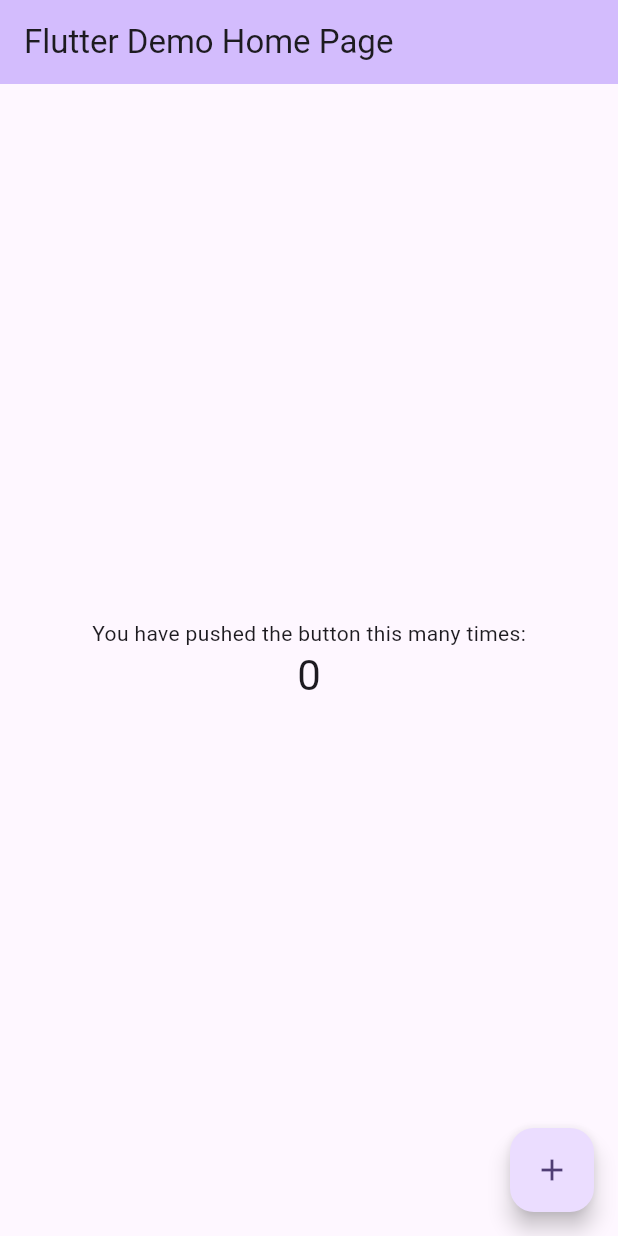
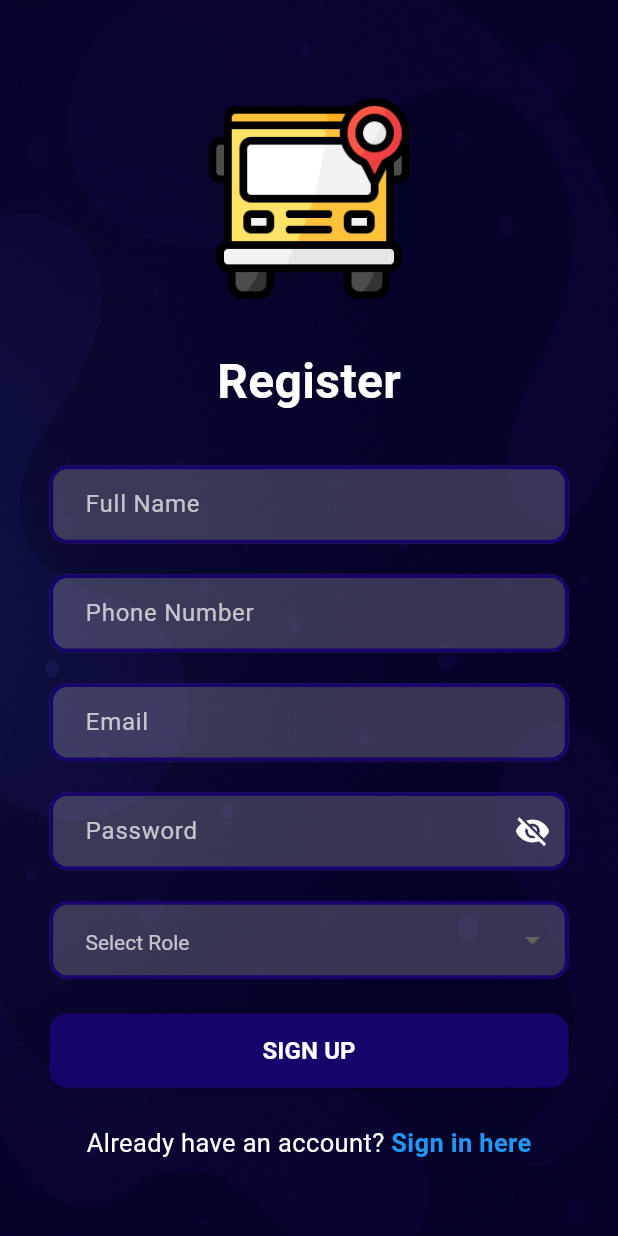
Before and after one commit to Bharat940/Bus-Tracking-System, a Flutter app: the screen it shows after launch, on a phone screen of 412 x 824 dp. Run offline on Flutter 3.47's test engine with Material 3 defaults, Android fonts, the light colour scheme and no system bars.

Commit message:
sign up/sign in app interface created

```diff
--- a/mobile_app/lib/main.dart
+++ b/mobile_app/lib/main.dart
@@ -1,4 +1,5 @@
 import 'package:flutter/material.dart';
+import 'package:mobile_app/signup_page.dart';
 
 void main() {
   runApp(const MyApp());
@@ -7,116 +8,17 @@ void main() {
 class MyApp extends StatelessWidget {
   const MyApp({super.key});
 
-  // This widget is the root of your application.
   @override
   Widget build(BuildContext context) {
     return MaterialApp(
-      title: 'Flutter Demo',
-      theme: ThemeData(
-        // This is the theme of your application.
-        //
-        // TRY THIS: Try running your application with "flutter run". You'll see
-        // the application has a purple toolbar. Then, without quitting the app,
-        // try changing the seedColor in the colorScheme below to Colors.green
-        // and then invoke "hot reload" (save your changes or press the "hot
-        // reload" button in a Flutter-supported IDE, or press "r" if you used
-        // the command line to start the app).
-        //
-        // Notice that the counter didn't reset back to zero; the application
-        // state is not lost during the reload. To reset the state, use hot
-        // restart instead.
-        //
-        // This works for code too, not just values: Most code changes can be
-        // tested with just a hot reload.
-        colorScheme: ColorScheme.fromSeed(seedColor: Colors.deepPurple),
+      debugShowCheckedModeBanner: false,
+     theme: ThemeData(
+        brightness: Brightness.light,
+        primaryColor: Color(0xFF17046B),
       ),
-      home: const MyHomePage(title: 'Flutter Demo Home Page'),
+
+
+     home: Signup(),
     );
   }
 }
-
-class MyHomePage extends StatefulWidget {
-  const MyHomePage({super.key, required this.title});
-
-  // This widget is the home page of your application. It is stateful, meaning
-  // that it has a State object (defined below) that contains fields that affect
-  // how it looks.
-
-  // This class is the configuration for the state. It holds the values (in this
-  // case the title) provided by the parent (in this case the App widget) and
-  // used by the build method of the State. Fields in a Widget subclass are
-  // always marked "final".
-
-  final String title;
-
-  @override
-  State<MyHomePage> createState() => _MyHomePageState();
-}
-
-class _MyHomePageState extends State<MyHomePage> {
-  int _counter = 0;
-
-  void _incrementCounter() {
-    setState(() {
-      // This call to setState tells the Flutter framework that something has
-      // changed in this State, which causes it to rerun the build method below
-      // so that the display can reflect the updated values. If we changed
-      // _counter without calling setState(), then the build method would not be
-      // called again, and so nothing would appear to happen.
-      _counter++;
-    });
-  }
-
-  @override
-  Widget build(BuildContext context) {
-    // This method is rerun every time setState is called, for instance as done
-    // by the _incrementCounter method above.
-    //
-    // The Flutter framework has been optimized to make rerunning build methods
-    // fast, so that you can just rebuild anything that needs updating rather
-    // than having to individually change instances of widgets.
-    return Scaffold(
-      appBar: AppBar(
-        // TRY THIS: Try changing the color here to a specific color (to
-        // Colors.amber, perhaps?) and trigger a hot reload to see the AppBar
-        // change color while the other colors stay the same.
-        backgroundColor: Theme.of(context).colorScheme.inversePrimary,
-        // Here we take the value from the MyHomePage object that was created by
-        // the App.build method, and use it to set our appbar title.
-        title: Text(widget.title),
-      ),
-      body: Center(
-        // Center is a layout widget. It takes a single child and positions it
-        // in the middle of the parent.
-        child: Column(
-          // Column is also a layout widget. It takes a list of children and
-          // arranges them vertically. By default, it sizes itself to fit its
-          // children horizontally, and tries to be as tall as its parent.
-          //
-          // Column has various properties to control how it sizes itself and
-          // how it positions its children. Here we use mainAxisAlignment to
-          // center the children vertically; the main axis here is the vertical
-          // axis because Columns are vertical (the cross axis would be
-          // horizontal).
-          //
-          // TRY THIS: Invoke "debug painting" (choose the "Toggle Debug Paint"
-          // action in the IDE, or press "p" in the console), to see the
-          // wireframe for each widget.
-          mainAxisAlignment: MainAxisAlignment.center,
-          children: <Widget>[
-            const Text('You have pushed the button this many times:'),
-            Text(
-              '$_counter',
-              style: Theme.of(context).textTheme.headlineMedium,
-            ),
-          ],
-        ),
-      ),
-      floatingActionButton: FloatingActionButton(
-        onPressed: _incrementCounter,
-        tooltip: 'Increment',
-        child: const Icon(Icons.add),
-      ), // This trailing comma makes auto-formatting nicer for build methods.
-    );
-  }
-}
--- /dev/null
+++ b/mobile_app/lib/signup_page.dart
@@ -0,0 +1,287 @@
+import 'package:flutter/material.dart';
+import 'package:mobile_app/signin_page.dart';
+
+class Signup extends StatefulWidget {
+  const Signup({super.key});
+
+  @override
+  State<Signup> createState() => _SignupState();
+}
+
+class _SignupState extends State<Signup> {
+  final _formKey = GlobalKey<FormState>();
+
+  // Controllers
+  final TextEditingController nameController = TextEditingController();
+  final TextEditingController phoneController = TextEditingController();
+  final TextEditingController emailController = TextEditingController();
+  final TextEditingController passwordController = TextEditingController();
+
+  String? selectedRole;
+  bool _obscurePassword = true;
+
+  @override
+  Widget build(BuildContext context) {
+    final screenWidth = MediaQuery.of(context).size.width;
+    final screenHeight = MediaQuery.of(context).size.height;
+
+    return Scaffold(
+      body: Stack(
+        children: [
+
+          SizedBox.expand(
+            child: Image.asset(
+              "assets/bg_bus.png",
+              fit: BoxFit.fill,
+            ),
+          ),
+
+
+          Container(
+            color: Colors.black.withOpacity(0.3),
+          ),
+
+
+          Center(
+            child: SingleChildScrollView(
+              padding: EdgeInsets.symmetric(
+                horizontal: screenWidth * 0.08,
+                vertical: screenHeight * 0.02,
+              ),
+              child: Form(
+                key: _formKey,
+                child: Column(
+                  crossAxisAlignment: CrossAxisAlignment.center,
+                  children: [
+                    Image.asset(
+                      "assets/bus_logo.png",
+                      width: screenWidth * 0.40,
+                      height: screenWidth * 0.40,
+                      fit: BoxFit.contain,
+                    ),
+                    SizedBox(height: screenHeight * 0.02),
+
+                    const Text(
+                      "Register",
+                      style: TextStyle(
+                        fontSize: 32,
+                        fontWeight: FontWeight.bold,
+                        color: Colors.white,
+                      ),
+                    ),
+                    SizedBox(height: screenHeight * 0.04),
+
+                    // Name Field
+                    TextFormField(
+                      controller: nameController,
+                      style: const TextStyle(color: Colors.white),
+                      decoration: _inputDecoration(context, "Full Name"),
+                      validator: (value) =>
+                          value == null || value.isEmpty
+                              ? "Enter your name"
+                              : null,
+                    ),
+                    SizedBox(height: screenHeight * 0.025),
+
+                    // Phone Number Field
+                    TextFormField(
+                      controller: phoneController,
+                      style: const TextStyle(color: Colors.white),
+                      keyboardType: TextInputType.phone,
+                      decoration: _inputDecoration(context, "Phone Number"),
+                      validator: (value) {
+                        if (value == null || value.isEmpty) {
+                          return "Enter your phone number";
+                        } else if (value.length < 10) {
+                          return "Phone number must be at least 10 digits";
+                        }
+                        return null;
+                      },
+                    ),
+                    SizedBox(height: screenHeight * 0.025),
+
+                    // Email Field
+                    TextFormField(
+                      controller: emailController,
+                      style: const TextStyle(color: Colors.white),
+                      decoration: _inputDecoration(context, "Email"),
+                      validator: (value) {
+                        if (value == null || value.isEmpty) {
+                          return "Enter your email";
+                        } else if (!RegExp(r'^[\w\.-]+@[\w\.-]+\.\w+$')
+                            .hasMatch(value)) {
+                          return "Enter a valid email";
+                        }
+                        return null;
+                      },
+                    ),
+                    SizedBox(height: screenHeight * 0.025),
+
+                    // Password Field
+                    TextFormField(
+                      controller: passwordController,
+                      style: const TextStyle(color: Colors.white),
+                      obscureText: _obscurePassword,
+                      decoration: _inputDecoration(
+                        context,
+                        "Password",
+                        suffix: IconButton(
+                          icon: Icon(
+                            _obscurePassword
+                                ? Icons.visibility_off
+                                : Icons.visibility,
+                            color: Colors.white,
+                          ),
+                          onPressed: () {
+                            setState(() {
+                              _obscurePassword = !_obscurePassword;
+                            });
+                          },
+                        ),
+                      ),
+                      validator: (value) {
+                        if (value == null || value.isEmpty) {
+                          return "Enter your password";
+                        } else if (value.length < 7) {
+                          return "Password must be at least 7 characters";
+                        }
+                        return null;
+                      },
+                    ),
+                    SizedBox(height: screenHeight * 0.025),
+
+                    // Role Dropdown
+                    DropdownButtonFormField<String>(
+                      decoration: _inputDecoration(context, "Select Role"),
+                      hint: const Text(
+                        "Select Role",
+                        style: TextStyle(color: Colors.white70),
+                      ),
+                      dropdownColor: Colors.black,
+                      value: selectedRole,
+                      items: const [
+                        DropdownMenuItem(
+                          value: "Driver",
+                          child: Text(
+                            "Driver",
+                            style: TextStyle(color: Colors.white),
+                          ),
+                        ),
+                        DropdownMenuItem(
+                          value: "Commuter",
+                          child: Text(
+                            "Commuter",
+                            style: TextStyle(color: Colors.white),
+                          ),
+                        ),
+                      ],
+                      onChanged: (value) {
+                        setState(() {
+                          selectedRole = value;
+                        });
+                      },
+                      style: const TextStyle(color: Colors.white),
+                    ),
+                    SizedBox(height: screenHeight * 0.028),
+
+                    // Sign Up Button
+                    SizedBox(
+                      width: double.infinity,
+                      height: screenHeight * 0.06,
+                      child: ElevatedButton(
+                        style: ElevatedButton.styleFrom(
+                          backgroundColor: Theme.of(context).primaryColor,
+                          shape: RoundedRectangleBorder(
+                            borderRadius: BorderRadius.circular(12),
+                          ),
+                        ),
+                        onPressed: () {
+                          if (_formKey.currentState!.validate()) {
+                            debugPrint(
+                                "✅ Name: ${nameController.text}, Phone: ${phoneController.text}, Email: ${emailController.text}, Password: ${passwordController.text}, Role: $selectedRole");
+                            ScaffoldMessenger.of(context).showSnackBar(
+                              const SnackBar(
+                                  content:
+                                      Text("Form submitted successfully!")),
+                            );
+                          }
+                        },
+                        child: const Text(
+                          "SIGN UP",
+                          style: TextStyle(
+                            fontWeight: FontWeight.bold,
+                            fontSize: 16,
+                            color: Colors.white,
+                          ),
+                        ),
+                      ),
+                    ),
+                    SizedBox(height: screenHeight * 0.03),
+
+                    // Already have account
+                    Row(
+                      mainAxisAlignment: MainAxisAlignment.center,
+                      children: [
+                        const Text("Already have an account? ",
+                            style:
+                                TextStyle(fontSize: 17, color: Colors.white)),
+                        GestureDetector(
+                          onTap: () {
+                            Navigator.push(
+                              context,
+                              MaterialPageRoute(
+                                  builder: (context) => const SignIn()),
+                            );
+                          },
+                          child: const Text(
+                            "Sign in here",
+                            style: TextStyle(
+                              color: Colors.blue,
+                              fontWeight: FontWeight.bold,
+                              fontSize: 17,
+                            ),
+                          ),
+                        ),
+                      ],
+                    ),
+                  ],
+                ),
+              ),
+            ),
+          ),
+        ],
+      ),
+    );
+  }
+
+  // 🔹 Reusable Input Decoration
+  InputDecoration _inputDecoration(BuildContext context, String hint,
+      {Widget? suffix}) {
+    return InputDecoration(
+      hintText: hint,
+      hintStyle: const TextStyle(color: Colors.white70),
+      suffixIcon: suffix,
+      filled: true,
+      fillColor: Colors.white.withOpacity(0.2),
+      contentPadding:
+          const EdgeInsets.symmetric(vertical: 14, horizontal: 20),
+      enabledBorder: OutlineInputBorder(
+        borderSide:
+            BorderSide(color: Theme.of(context).primaryColor, width: 2.5),
+        borderRadius: BorderRadius.circular(12),
+      ),
+      focusedBorder: OutlineInputBorder(
+        borderSide: const BorderSide(color: Colors.blue, width: 2.5),
+        borderRadius: BorderRadius.circular(12),
+      ),
+      errorBorder: OutlineInputBorder(
+        borderSide: const BorderSide(color: Colors.red, width: 2.5),
+        borderRadius: BorderRadius.circular(12),
+      ),
+      focusedErrorBorder: OutlineInputBorder(
+        borderSide: const BorderSide(color: Colors.red, width: 2.5),
+        borderRadius: BorderRadius.circular(12),
+      ),
+    );
+  }
+}
--- a/mobile_app/pubspec.yaml
+++ b/mobile_app/pubspec.yaml
@@ -39,6 +39,7 @@ dependencies:
   geolocator: ^14.0.2
   google_maps_flutter: ^2.13.1
   provider: ^6.1.5+1
+  font_awesome_flutter: ^10.10.0
 
 dev_dependencies:
   flutter_test:
@@ -63,8 +64,8 @@ flutter:
   uses-material-design: true
 
   # To add assets to your application, add an assets section, like this:
-  # assets:
-  #   - images/a_dot_burr.jpeg
+  assets:
+    - assets/
   #   - images/a_dot_ham.jpeg
 
   # An image asset can refer to one or more resolution-specific "variants", see
```
Also changed, not shown: mobile_app/lib/signin_page.dart (added, +234 -0 lines), mobile_app/assets/bg_bus.png (added), mobile_app/assets/bus_logo.png (added), mobile_app/pubspec.lock.
